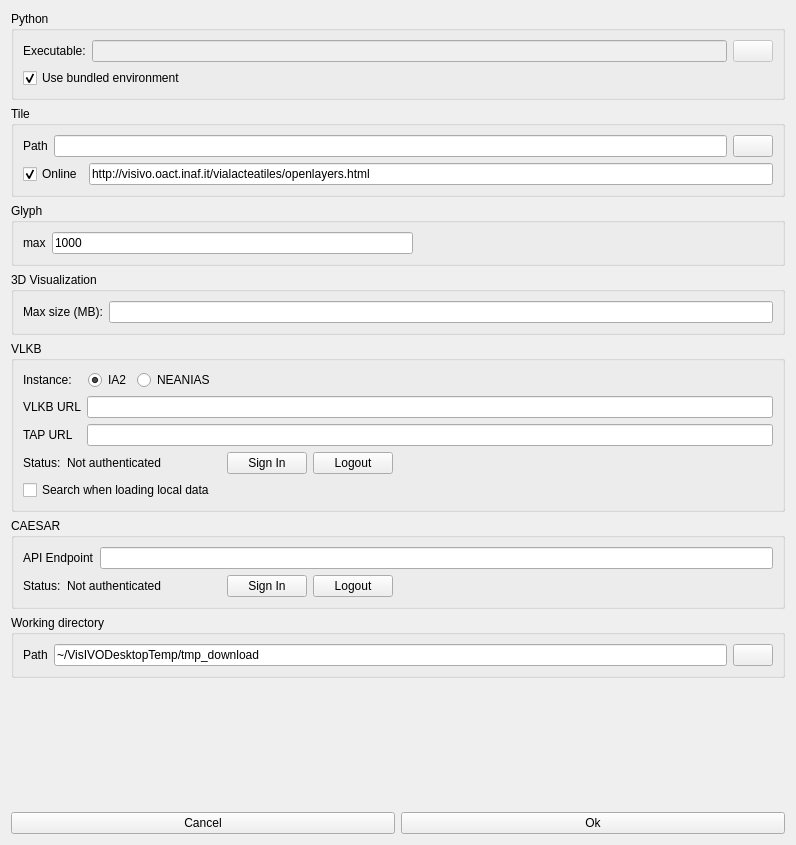
Before: the Qt Designer form Code/ui/settingform.ui in VisIVOLab/ViaLacteaVisualAnalytics, drawn with Qt 5.
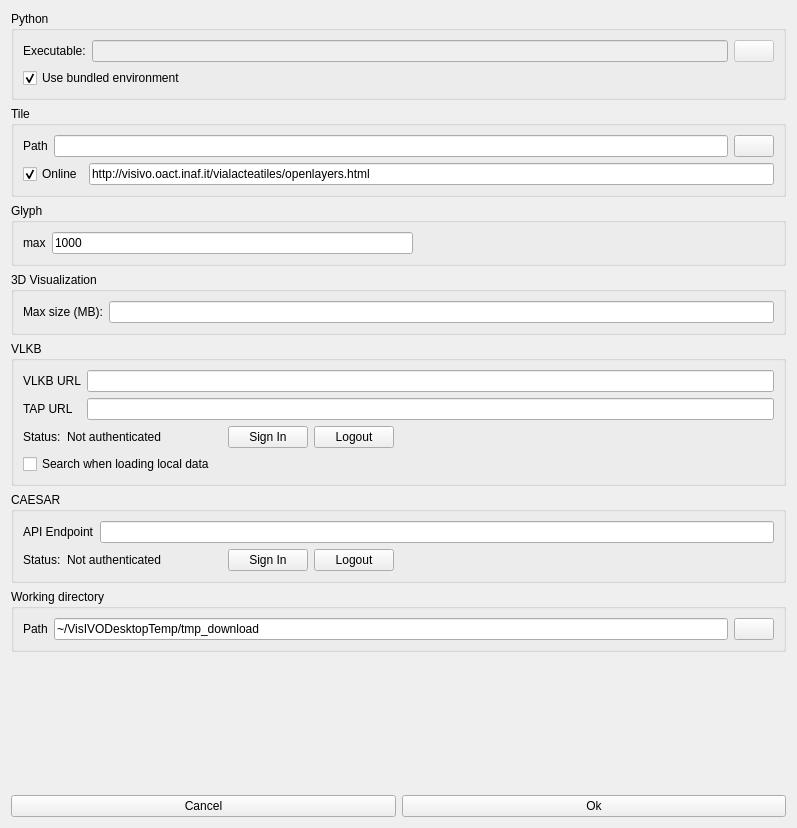
After: the same form once the commit is applied. Icons and pictures are not drawn.

Commit message: Removed NEANIAS vlkb option

Patch:
```diff
--- a/Code/ui/settingform.ui
+++ b/Code/ui/settingform.ui
@@ -6,8 +6,8 @@
    <rect>
     <x>0</x>
     <y>0</y>
-    <width>796</width>
-    <height>845</height>
+    <width>797</width>
+    <height>828</height>
    </rect>
   </property>
   <property name="windowTitle">
@@ -201,63 +201,6 @@
       <string>VLKB</string>
      </property>
      <layout class="QVBoxLayout" name="verticalLayout_3">
-      <item>
-       <layout class="QHBoxLayout" name="horizontalLayout_6">
-        <item>
-         <widget class="QLabel" name="label">
-          <property name="text">
-           <string>Instance:</string>
-          </property>
-         </widget>
-        </item>
-        <item>
-         <spacer name="horizontalSpacer_7">
-          <property name="orientation">
-           <enum>Qt::Horizontal</enum>
-          </property>
-          <property name="sizeType">
-           <enum>QSizePolicy::Fixed</enum>
-          </property>
-          <property name="sizeHint" stdset="0">
-           <size>
-            <width>10</width>
-            <height>20</height>
-           </size>
-          </property>
-         </spacer>
-        </item>
-        <item>
-         <widget class="QRadioButton" name="ia2VLKB_radioButton">
-          <property name="text">
-           <string>IA2</string>
-          </property>
-          <property name="checked">
-           <bool>true</bool>
-          </property>
-         </widget>
-        </item>
-        <item>
-         <widget class="QRadioButton" name="neaniasVLKB_radioButton">
-          <property name="text">
-           <string>NEANIAS</string>
-          </property>
-         </widget>
-        </item>
-        <item>
-         <spacer name="horizontalSpacer_2">
-          <property name="orientation">
-           <enum>Qt::Horizontal</enum>
-          </property>
-          <property name="sizeHint" stdset="0">
-           <size>
-            <width>40</width>
-            <height>20</height>
-           </size>
-          </property>
-         </spacer>
-        </item>
-       </layout>
-      </item>
       <item>
        <layout class="QFormLayout" name="formLayout">
         <property name="fieldGrowthPolicy">
```
Left out of the diff: 4 changed lines with no effect on the pictures. The commit also changes 20 other files.
